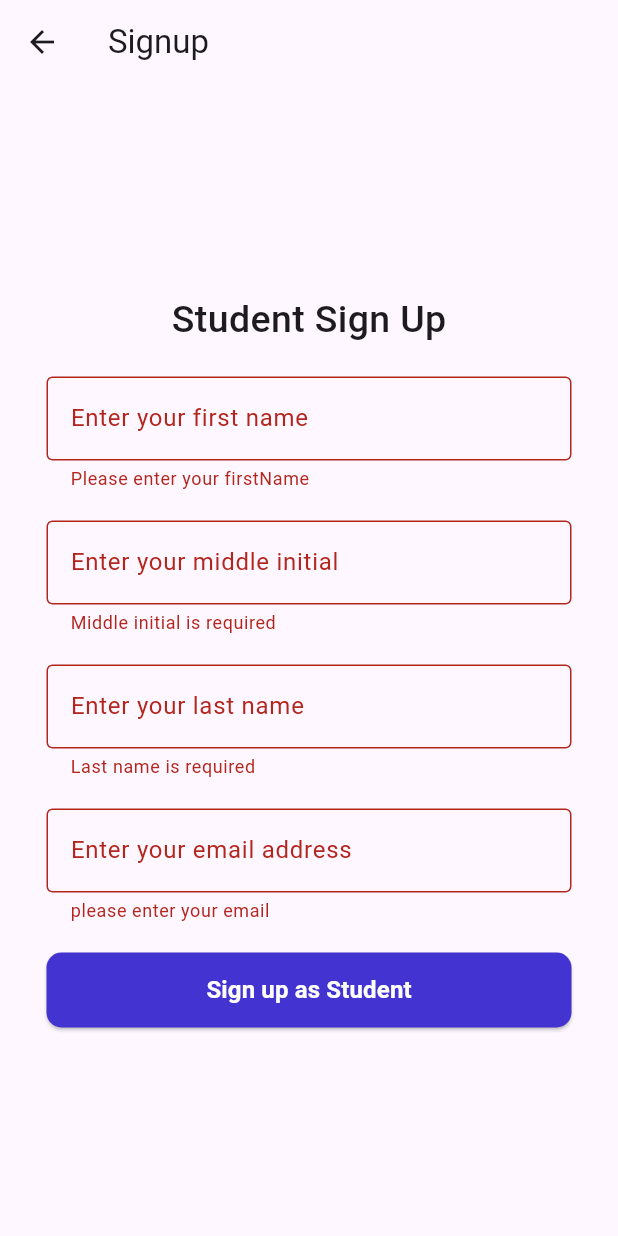
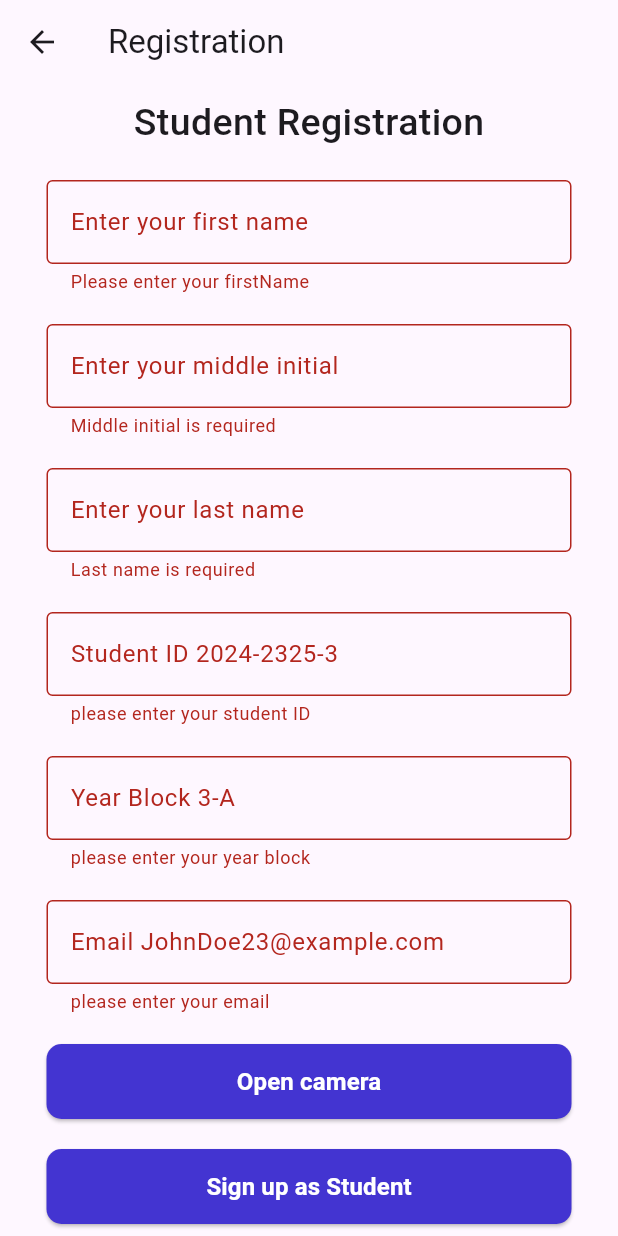
Before and after one commit to kyuremmmmz/FaceRecog, a Flutter app: the SignupScreen screen opened by its route, after a tap on "Sign up as Student", on a phone screen of 412 x 824 dp. Run offline on Flutter 3.47's test engine with Material 3 defaults, Android fonts, the phone set to English and light mode, and no system bars; our stand-ins replace camera.

Commit message:
initialized camera

```diff
--- a/Frontend/facerecogapp/lib/main.dart
+++ b/Frontend/facerecogapp/lib/main.dart
@@ -3,7 +3,8 @@ import 'package:facerecogapp/views/Auth/Login.dart';
 import 'package:facerecogapp/views/Auth/SignUp.dart';
 import 'package:flutter/material.dart';
 
-void main() {
+void main() async {
+  WidgetsFlutterBinding.ensureInitialized();
   runApp(const MyWidget());
 }
 
--- a/Frontend/facerecogapp/lib/views/Auth/SignUp.dart
+++ b/Frontend/facerecogapp/lib/views/Auth/SignUp.dart
@@ -1,4 +1,6 @@
+import 'package:camera/camera.dart';
 import 'package:facerecogapp/utils/Validatos.dart';
+import 'package:facerecogapp/views/Auth/Camera.dart';
 import 'package:facerecogapp/widgets/Buttons/LoginButton.dart';
 import 'package:facerecogapp/widgets/InputFields/plaintext.dart';
 import 'package:flutter/material.dart';
@@ -19,7 +21,19 @@ class _SignupScreenState extends State<SignupScreen> {
   final _passwordController = TextEditingController();
   final _confirmPasswordController = TextEditingController();
   final phoneController = TextEditingController();
-  Validatos? emailValidator;
+  final student_id = TextEditingController();
+  late List<CameraDescription> cameras;
+
+  @override
+  void initState() {
+    super.initState();
+    initializeCamera();
+  }
+
+  Future<void> initializeCamera() async {
+    cameras = await availableCameras();
+    setState(() {});
+  }
 
   @override
   void dispose() {
@@ -30,23 +44,25 @@ class _SignupScreenState extends State<SignupScreen> {
     _lastName.dispose();
     _firstName.dispose();
     middleInitial.dispose();
+    student_id.dispose();
     super.dispose();
   }
 
   @override
   Widget build(BuildContext context) {
     return Scaffold(
-      resizeToAvoidBottomInset: false,
+      resizeToAvoidBottomInset: true,
       appBar: AppBar(
-        title: const Text('Signup'),
+        title: const Text('Registration'),
       ),
       body: Center(
+          child: SingleChildScrollView(
         child: Column(
           mainAxisAlignment: MainAxisAlignment.center,
           crossAxisAlignment: CrossAxisAlignment.center,
           children: [
             const Text(
-              'Student Sign Up',
+              'Student Registration',
               style: TextStyle(fontSize: 25, fontWeight: FontWeight.w500),
             ),
             const SizedBox(
@@ -120,8 +136,52 @@ class _SignupScreenState extends State<SignupScreen> {
                     height: 20,
                   ),
                   Plaintext(
+                      inputDecoration: InputDecoration(
+                          border: OutlineInputBorder(
+                              borderSide: BorderSide(color: Colors.black)),
+                          focusedBorder: OutlineInputBorder(
+                              borderSide: BorderSide(color: Colors.black)),
+                          label: Text('Student ID 2024-2325-3 '),
+                          floatingLabelStyle: TextStyle(color: Colors.black)),
+                      validator: (value) {
+                        if (value.toString().isEmpty) {
+                          return 'please enter your student ID';
+                        }
+                        if (value.toString().length != 13) {
+                          return 'Student ID should be 13 characters long';
+                        }
+                        return null;
+                      },
+                      controller: student_id,
+                      type: TextInputType.text),
+                  const SizedBox(
+                    height: 20,
+                  ),
+                  Plaintext(
+                      inputDecoration: InputDecoration(
+                          border: OutlineInputBorder(
+                              borderSide: BorderSide(color: Colors.black)),
+                          focusedBorder: OutlineInputBorder(
+                              borderSide: BorderSide(color: Colors.black)),
+                          label: Text('Year Block 3-A '),
+                          floatingLabelStyle: TextStyle(color: Colors.black)),
+                      validator: (value) {
+                        if (value.toString().isEmpty) {
+                          return 'please enter your year block';
+                        }
+                        if (value.toString().length != 3) {
+                          return 'Year block should be 3 characters long';
+                        }
+                        return null;
+                      },
+                      controller: student_id,
+                      type: TextInputType.text),
+                  const SizedBox(
+                    height: 20,
+                  ),
+                  Plaintext(
                       inputDecoration: const InputDecoration(
-                          labelText: 'Enter your email address',
+                          labelText: 'Email JohnDoe23@example.com',
                           floatingLabelStyle: TextStyle(color: Colors.black),
                           border: OutlineInputBorder(
                               borderSide: BorderSide(color: Colors.black)),
@@ -142,15 +202,43 @@ class _SignupScreenState extends State<SignupScreen> {
                   const SizedBox(
                     height: 20,
                   ),
-
                   Loginbutton(
                       style: ElevatedButton.styleFrom(
-                          backgroundColor: const Color.fromARGB(255, 67, 52, 209),
+                          backgroundColor:
+                              const Color.fromARGB(255, 67, 52, 209),
                           fixedSize: Size(350, 50),
                           shape: RoundedRectangleBorder(
                             borderRadius: BorderRadius.circular(10),
-                          )
-                          ),
+                          )),
+                      buttonLabel: const Text(
+                        'Open camera',
+                        style: TextStyle(
+                          color: Colors.white,
+                          fontWeight: FontWeight.bold,
+                          fontSize: 16,
+                        ),
+                      ),
+                      callback: () {
+                        if (cameras.isNotEmpty) {
+                            Navigator.push(
+                              context,
+                              MaterialPageRoute(
+                                builder: (context) => CameraScreen(cameras: cameras),
+                              ),
+                            );
+                          }
+                        }),
+                  const SizedBox(
+                    height: 20,
+                  ),
+                  Loginbutton(
+                      style: ElevatedButton.styleFrom(
+                          backgroundColor:
+                              const Color.fromARGB(255, 67, 52, 209),
+                          fixedSize: Size(350, 50),
+                          shape: RoundedRectangleBorder(
+                            borderRadius: BorderRadius.circular(10),
+                          )),
                       buttonLabel: const Text(
                         'Sign up as Student',
                         style: TextStyle(
@@ -161,7 +249,7 @@ class _SignupScreenState extends State<SignupScreen> {
                       ),
                       callback: () {
                         if (_key.currentState!.validate()) {
-                          debugPrint('gago');
+                          debugPrint('test here');
                         }
                       })
                 ],
@@ -169,7 +257,7 @@ class _SignupScreenState extends State<SignupScreen> {
             )
           ],
         ),
-      ),
+      )),
     );
   }
 }
--- a/Frontend/facerecogapp/pubspec.yaml
+++ b/Frontend/facerecogapp/pubspec.yaml
@@ -38,6 +38,8 @@ dependencies:
   flutter_screenutil: ^5.9.3
   provider: ^6.1.2
   http: ^1.2.2
+  camera: ^0.11.0+2
+  permission_handler: ^11.3.1
 
 dev_dependencies:
   flutter_test:
```
Also changed, not shown: Frontend/facerecogapp/lib/views/Auth/Camera.dart (added, +45 -0 lines), Frontend/facerecogapp/pubspec.lock, 3 other files.
